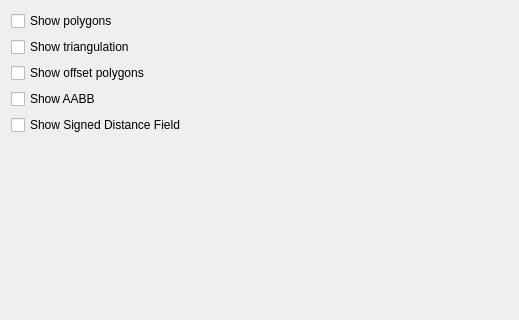
The window that src/PreferencesWidget.ui (brainstream/polygon-test) describes before a commit, drawn with Qt 5; both pictures show x 0 to 519 and y 0 to 320 of the 519 by 819 pixel window.
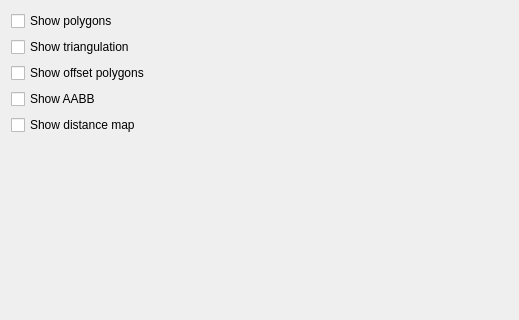
The same window after the commit.

The edit to the form file:
```diff
--- a/src/PreferencesWidget.ui
+++ b/src/PreferencesWidget.ui
@@ -55,7 +55,7 @@
    <item row="4" column="0">
     <widget class="QCheckBox" name="mp_checkbox_show_sdf">
      <property name="text">
-      <string>Show Signed Distance Field</string>
+      <string>Show distance map</string>
      </property>
     </widget>
    </item>
```
Left out of the diff: 4 changed lines with no effect on the pictures.
